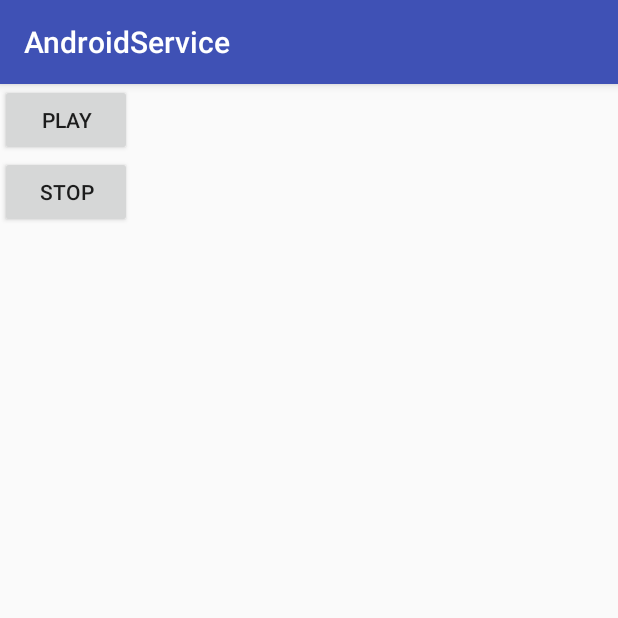
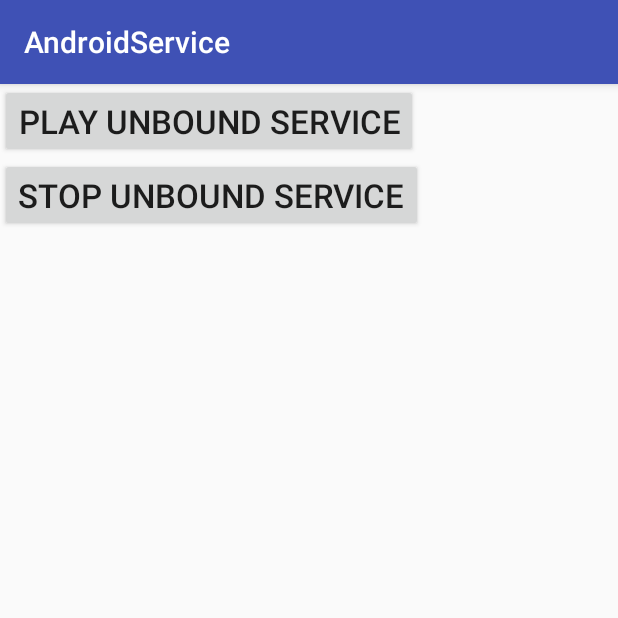
Before and after one commit to PhanVanLinh/AndroidService, an Android app: the screen it shows after launch (MainActivity), on a phone screen of 412 x 824 dp, the top half of it. Run offline under Robolectric (Android 15) with nearby library versions, the phone set to English and light mode, and no system bars.

Commit message:
Add unbound service demo

```diff
--- a/app/src/main/AndroidManifest.xml
+++ b/app/src/main/AndroidManifest.xml
@@ -16,6 +16,8 @@
                 <category android:name="android.intent.category.LAUNCHER"/>
             </intent-filter>
         </activity>
+
+        <service android:name=".UnBoundedSongService"/>
     </application>
 
 </manifest>
--- a/app/src/main/java/toong/vn/androidservice/MainActivity.java
+++ b/app/src/main/java/toong/vn/androidservice/MainActivity.java
@@ -12,14 +12,14 @@ public class MainActivity extends AppCompatActivity {
         super.onCreate(savedInstanceState);
         setContentView(R.layout.activity_main);
 
-        findViewById(R.id.button_play).setOnClickListener(new View.OnClickListener() {
+        findViewById(R.id.button_play_bound_service).setOnClickListener(new View.OnClickListener() {
             @Override
             public void onClick(View v) {
                 playSong();
             }
         });
 
-        findViewById(R.id.button_stop).setOnClickListener(new View.OnClickListener() {
+        findViewById(R.id.button_stop_unbound_service).setOnClickListener(new View.OnClickListener() {
             @Override
             public void onClick(View v) {
                 stopSong();
@@ -28,12 +28,12 @@ public class MainActivity extends AppCompatActivity {
     }
 
     public void playSong()  {
-        Intent myIntent = new Intent(MainActivity.this, PlaySongService.class);
+        Intent myIntent = new Intent(MainActivity.this, UnBoundedSongService.class);
         this.startService(myIntent);
     }
 
     public void stopSong()  {
-        Intent myIntent = new Intent(MainActivity.this, PlaySongService.class);
+        Intent myIntent = new Intent(MainActivity.this, UnBoundedSongService.class);
         this.stopService(myIntent);
     }
 
--- a/app/src/main/res/layout/activity_main.xml
+++ b/app/src/main/res/layout/activity_main.xml
@@ -9,17 +9,21 @@
     >
 
     <Button
-        android:id="@+id/button_play"
+        android:id="@+id/button_play_bound_service"
         android:layout_width="wrap_content"
         android:layout_height="wrap_content"
-        android:text="Play"
+        android:text="Play Unbound Service"
+        android:textSize="22sp"
         />
 
     <Button
-        android:id="@+id/button_stop"
+        android:id="@+id/button_stop_unbound_service"
         android:layout_width="wrap_content"
         android:layout_height="wrap_content"
-        android:text="Stop"
+        android:text="Stop Unbound Service"
+        android:textSize="22sp"
         />
 
+
+
 </LinearLayout>
```
Also changed, not shown: app/src/main/java/toong/vn/androidservice/PlaySongService.java (deleted, +0 -46 lines), app/src/main/java/toong/vn/androidservice/UnBoundedSongService.java (added, +41 -0 lines), 1 other file.
